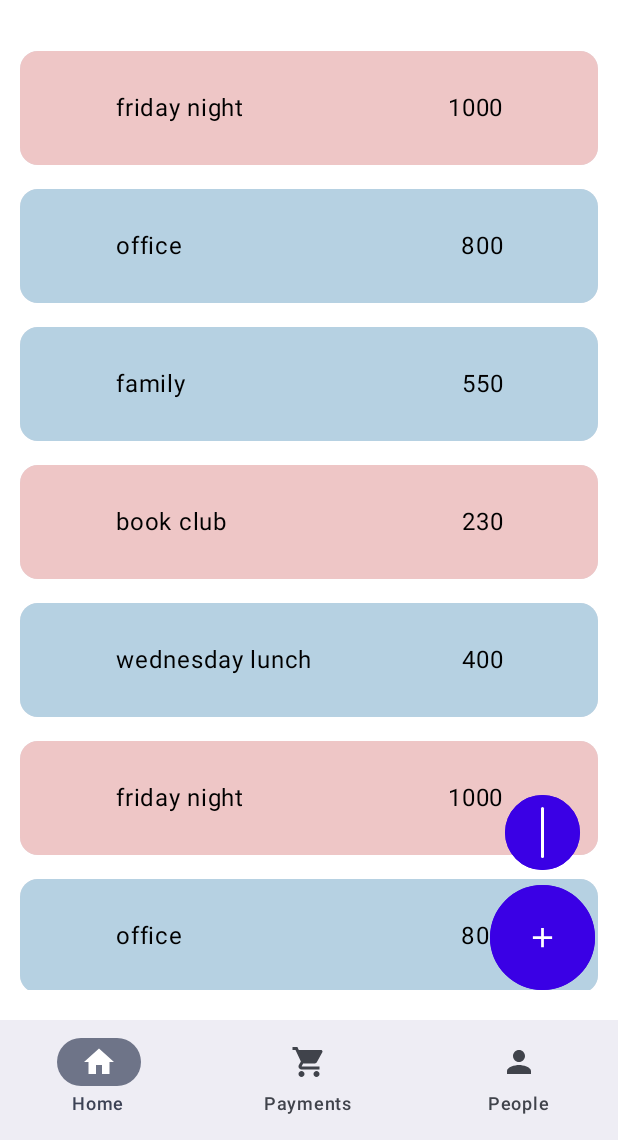
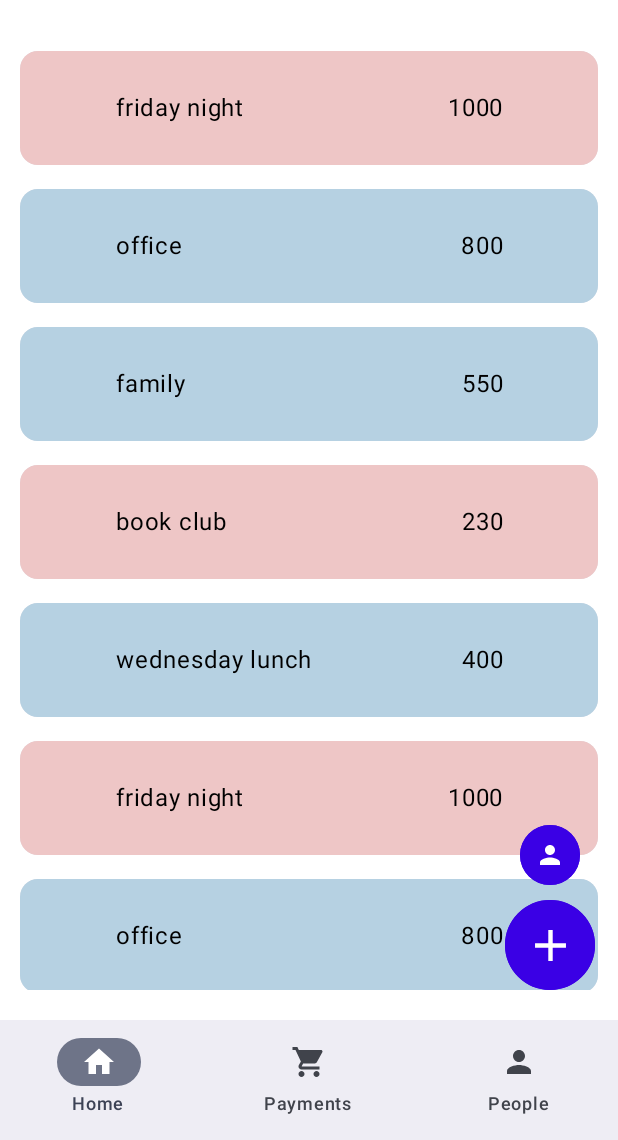
Before and after one commit to saba-ramezani/MyWePay, an Android app built with Jetpack Compose: the HomeScreen screen opened through its navigation route, on a phone screen of 412 x 824 dp, the part 96-1236 px from its top. Run offline under Robolectric (Android 15) with nearby library versions, the phone set to English and light mode, and no system bars.

Commit message:
redesigned buttons in homeTabScreen

```diff
--- a/app/src/main/java/com/example/wepay/screens/AddExpenseScreen.kt
+++ b/app/src/main/java/com/example/wepay/screens/AddExpenseScreen.kt
@@ -594,8 +594,8 @@ private fun AddExpenseButton(modifier: Modifier = Modifier, onAddClick: () -> Un
                 letterSpacing = 0.4.sp,
             ),
             modifier = Modifier
-                .width(54.dp)
-                .height(20.dp)
+                .fillMaxWidth()
+                .height(40.dp)
                 .zIndex(1000F)
         )
     }
--- a/app/src/main/java/com/example/wepay/screens/HomeTabScreen.kt
+++ b/app/src/main/java/com/example/wepay/screens/HomeTabScreen.kt
@@ -6,6 +6,7 @@ import androidx.compose.foundation.border
 import androidx.compose.foundation.layout.Arrangement
 import androidx.compose.foundation.layout.Box
 import androidx.compose.foundation.layout.Column
+import androidx.compose.foundation.layout.PaddingValues
 import androidx.compose.foundation.layout.Row
 import androidx.compose.foundation.layout.Spacer
 import androidx.compose.foundation.layout.fillMaxSize
@@ -214,50 +215,6 @@ fun HomeTabScreen(
             ExpensesList(
                 expensesList = expensesList,
             )
-            /*result?.let {
-                Text(
-                    text = result.toString(),
-                    modifier = Modifier
-                        .padding(16.dp),
-                    color = Color.White,
-                    textAlign = TextAlign.Right
-                )
-                Text(
-                    text = result.toString(),
-                    modifier = Modifier
-                        .padding(16.dp),
-                    color = Color.White,
-                    textAlign = TextAlign.Right
-                )
-                Text(
-                    text = result.toString(),
-                    modifier = Modifier
-                        .padding(16.dp),
-                    color = Color.White,
-                    textAlign = TextAlign.Right
-                )
-                Text(
-                    text = result.toString(),
-                    modifier = Modifier
-                        .padding(16.dp),
-                    color = Color.White,
-                    textAlign = TextAlign.Right
-                )
-                Text(
-                    text = result.toString(),
-                    modifier = Modifier
-                        .padding(16.dp),
-                    color = Color.White,
-                    textAlign = TextAlign.Right
-                )
-                Text(
-                    text = result.toString(),
-                    modifier = Modifier
-                        .padding(16.dp),
-                    color = Color.White,
-                    textAlign = TextAlign.Right
-                )
-            }*/
 
             Column(
                 modifier = Modifier
@@ -269,28 +226,32 @@ fun HomeTabScreen(
                 Button(
                     onClick = {onAddGroupClicked()},
                     colors = ButtonDefaults.buttonColors(containerColor = Color(0xFF3A00E5)),
+                    contentPadding = PaddingValues(0.dp),
                     modifier = Modifier
                         .border(
                             width = 1.dp,
                             color = Color(0xFF3A00E5),
                             shape = CircleShape,
                         )
-                        .width(50.dp)
-                        .height(50.dp)
+                        .width(40.dp)
+                        .height(40.dp)
                         .zIndex(1000F)
                         .align(Alignment.CenterHorizontally)
                         .padding(0.dp)
                 ) {
                     Row(
                         verticalAlignment = Alignment.CenterVertically,
-                        modifier = Modifier.background(color = Color.White, shape = CircleShape).size(50.dp)
+                        horizontalArrangement = Arrangement.spacedBy(0.dp, Alignment.CenterHorizontally),
+                        modifier = Modifier.size(40.dp)
                     ) {
                         //val image = painterResource(R.drawable.add_expense)
                         Icon(
                             imageVector = Icons.Default.Person,
                             tint = Color.White,
                             contentDescription = "Navigation Icon",
-                            modifier = Modifier.height(40.dp).width(40.dp)
+                            modifier = Modifier
+                                .height(20.dp)
+                                .width(20.dp)
                         )
 
                     }
@@ -301,14 +262,15 @@ fun HomeTabScreen(
                 Button(
                     onClick = {onAddExpenseClicked()},
                     colors = ButtonDefaults.buttonColors(containerColor = Color(0xFF3A00E5)),
+                    contentPadding = PaddingValues(0.dp),
                     modifier = Modifier
                         .border(
                             width = 1.dp,
                             color = Color(0xFF3A00E5),
                             shape = CircleShape,
                         )
-                        .width(70.dp)
-                        .height(70.dp)
+                        .width(60.dp)
+                        .height(60.dp)
                         .zIndex(1000F)
                 ) {
                     Row(
@@ -318,7 +280,10 @@ fun HomeTabScreen(
                         Icon(
                             imageVector = Icons.Default.Add,
                             tint = Color.White,
-                            contentDescription = "Navigation Icon"
+                            contentDescription = "Navigation Icon",
+                            modifier = Modifier
+                                .height(35.dp)
+                                .width(35.dp)
                         )
 
                     }
```
